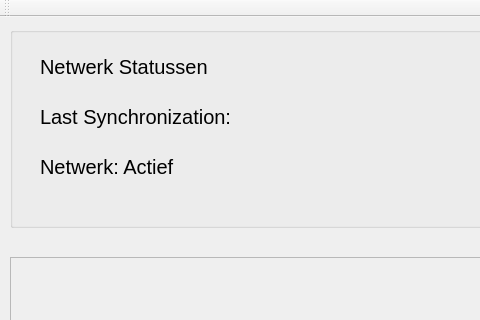
This is mainwindow.ui in Maxvdh5/ti6-Domotica-GUI as Qt 5 draws it before an edit; both pictures show x 0 to 480 and y 0 to 320 of the 971 by 749 pixel window. The edited form follows.
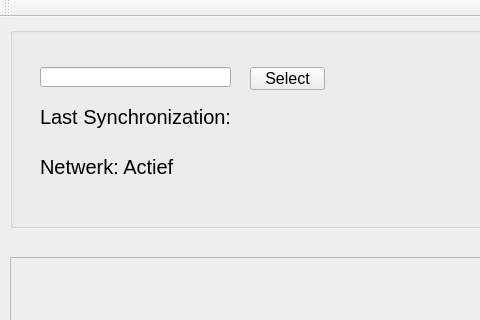
This is the edited form.

```diff
--- a/mainwindow.ui
+++ b/mainwindow.ui
@@ -103,30 +103,6 @@
     <property name="title">
      <string/>
     </property>
-    <widget class="QLabel" name="NetwerkStatus">
-     <property name="geometry">
-      <rect>
-       <x>30</x>
-       <y>20</y>
-       <width>210</width>
-       <height>40</height>
-      </rect>
-     </property>
-     <property name="font">
-      <font>
-       <pointsize>15</pointsize>
-      </font>
-     </property>
-     <property name="text">
-      <string>Netwerk Statussen</string>
-     </property>
-     <property name="scaledContents">
-      <bool>true</bool>
-     </property>
-     <property name="textInteractionFlags">
-      <set>Qt::NoTextInteraction</set>
-     </property>
-    </widget>
     <widget class="QLabel" name="Synctijd">
      <property name="geometry">
       <rect>
@@ -175,6 +151,44 @@
       <set>Qt::NoTextInteraction</set>
      </property>
     </widget>
+    <widget class="QTextEdit" name="textEdit">
+     <property name="geometry">
+      <rect>
+       <x>-200</x>
+       <y>100</y>
+       <width>104</width>
+       <height>71</height>
+      </rect>
+     </property>
+    </widget>
+    <widget class="QLineEdit" name="adresInput">
+     <property name="geometry">
+      <rect>
+       <x>30</x>
+       <y>40</y>
+       <width>191</width>
+       <height>20</height>
+      </rect>
+     </property>
+    </widget>
+    <widget class="QPushButton" name="pushButton">
+     <property name="geometry">
+      <rect>
+       <x>240</x>
+       <y>40</y>
+       <width>75</width>
+       <height>23</height>
+      </rect>
+     </property>
+     <property name="font">
+      <font>
+       <pointsize>12</pointsize>
+      </font>
+     </property>
+     <property name="text">
+      <string>Select</string>
+     </property>
+    </widget>
    </widget>
   </widget>
   <widget class="QToolBar" name="mainToolBar">
```
